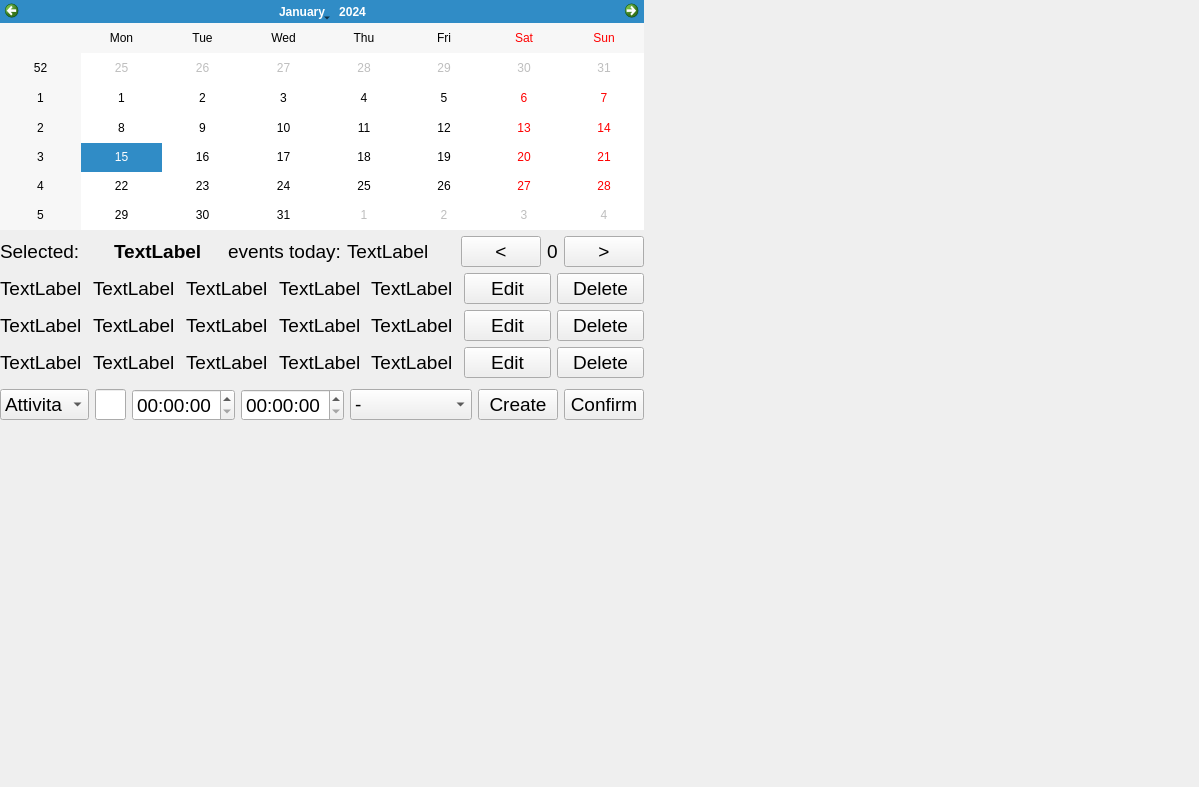
This is Calendar/calendar.ui in arcticronin/Qt-Calendar as Qt 5 draws it before an edit. The edited form follows.
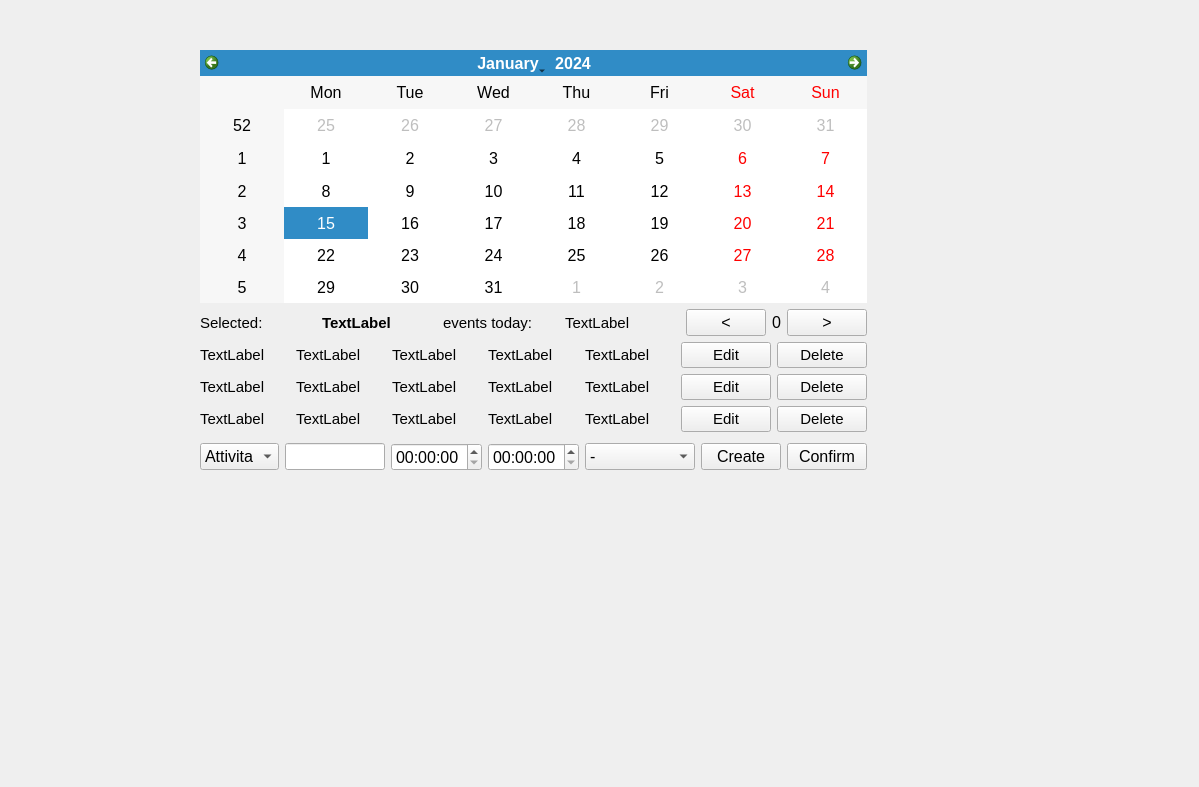
This is the edited form.

The edit to the form file:
```diff
--- a/Calendar/calendar.ui
+++ b/Calendar/calendar.ui
@@ -29,9 +29,9 @@
    <widget class="QWidget" name="verticalLayoutWidget">
     <property name="geometry">
      <rect>
-      <x>0</x>
-      <y>0</y>
-      <width>644</width>
+      <x>200</x>
+      <y>50</y>
+      <width>667</width>
       <height>441</height>
      </rect>
     </property>
@@ -47,6 +47,11 @@
          <verstretch>0</verstretch>
         </sizepolicy>
        </property>
+       <property name="font">
+        <font>
+         <pointsize>12</pointsize>
+        </font>
+       </property>
       </widget>
      </item>
      <item>
@@ -55,7 +60,7 @@
         <widget class="QLabel" name="label_2">
          <property name="font">
           <font>
-           <pointsize>14</pointsize>
+           <pointsize>11</pointsize>
           </font>
          </property>
          <property name="text">
@@ -73,7 +78,7 @@
          </property>
          <property name="font">
           <font>
-           <pointsize>14</pointsize>
+           <pointsize>11</pointsize>
            <bold>true</bold>
           </font>
          </property>
@@ -86,7 +91,7 @@
         <widget class="QLabel" name="label_vecSize_2">
          <property name="font">
           <font>
-           <pointsize>14</pointsize>
+           <pointsize>11</pointsize>
           </font>
          </property>
          <property name="text">
@@ -98,7 +103,7 @@
         <widget class="QLabel" name="label_vecSize">
          <property name="font">
           <font>
-           <pointsize>14</pointsize>
+           <pointsize>11</pointsize>
           </font>
          </property>
          <property name="text">
@@ -118,7 +123,7 @@
            </property>
            <property name="font">
             <font>
-             <pointsize>14</pointsize>
+             <pointsize>12</pointsize>
              <bold>false</bold>
             </font>
            </property>
@@ -131,7 +136,7 @@
           <widget class="QLabel" name="label_page">
            <property name="font">
             <font>
-             <pointsize>14</pointsize>
+             <pointsize>12</pointsize>
             </font>
            </property>
            <property name="text">
@@ -146,7 +151,7 @@
           <widget class="QPushButton" name="pushButton_nextPage">
            <property name="font">
             <font>
-             <pointsize>14</pointsize>
+             <pointsize>12</pointsize>
             </font>
            </property>
            <property name="text">
@@ -164,7 +169,7 @@
         <widget class="QLabel" name="label_tipo_1">
          <property name="font">
           <font>
-           <pointsize>14</pointsize>
+           <pointsize>11</pointsize>
           </font>
          </property>
          <property name="text">
@@ -182,7 +187,7 @@
          </property>
          <property name="font">
           <font>
-           <pointsize>14</pointsize>
+           <pointsize>11</pointsize>
           </font>
          </property>
          <property name="text">
@@ -194,7 +199,7 @@
         <widget class="QLabel" name="label_start_1">
          <property name="font">
           <font>
-           <pointsize>14</pointsize>
+           <pointsize>11</pointsize>
           </font>
          </property>
          <property name="text">
@@ -206,7 +211,7 @@
         <widget class="QLabel" name="label_end_1">
          <property name="font">
           <font>
-           <pointsize>14</pointsize>
+           <pointsize>11</pointsize>
           </font>
          </property>
          <property name="text">
@@ -218,7 +223,7 @@
         <widget class="QLabel" name="label_ripetizione_1">
          <property name="font">
           <font>
-           <pointsize>14</pointsize>
+           <pointsize>11</pointsize>
           </font>
          </property>
          <property name="text">
@@ -230,7 +235,7 @@
         <widget class="QPushButton" name="pushButton_edit_1">
          <property name="font">
           <font>
-           <pointsize>14</pointsize>
+           <pointsize>11</pointsize>
           </font>
          </property>
          <property name="text">
@@ -242,7 +247,7 @@
         <widget class="QPushButton" name="pushButton_delete_1">
          <property name="font">
           <font>
-           <pointsize>14</pointsize>
+           <pointsize>11</pointsize>
           </font>
          </property>
          <property name="text">
@@ -258,7 +263,7 @@
         <widget class="QLabel" name="label_tipo_2">
          <property name="font">
           <font>
-           <pointsize>14</pointsize>
+           <pointsize>11</pointsize>
           </font>
          </property>
          <property name="text">
@@ -270,7 +275,7 @@
         <widget class="QLabel" name="label_descrizione_2">
          <property name="font">
           <font>
-           <pointsize>14</pointsize>
+           <pointsize>11</pointsize>
           </font>
          </property>
          <property name="text">
@@ -282,7 +287,7 @@
         <widget class="QLabel" name="label_start_2">
          <property name="font">
           <font>
-           <pointsize>14</pointsize>
+           <pointsize>11</pointsize>
           </font>
          </property>
          <property name="text">
@@ -294,7 +299,7 @@
         <widget class="QLabel" name="label_end_2">
          <property name="font">
           <font>
-           <pointsize>14</pointsize>
+           <pointsize>11</pointsize>
           </font>
          </property>
          <property name="text">
@@ -306,7 +311,7 @@
         <widget class="QLabel" name="label_ripetizione_2">
          <property name="font">
           <font>
-           <pointsize>14</pointsize>
+           <pointsize>11</pointsize>
           </font>
          </property>
          <property name="text">
@@ -318,7 +323,7 @@
         <widget class="QPushButton" name="pushButton_edit_2">
          <property name="font">
           <font>
-           <pointsize>14</pointsize>
+           <pointsize>11</pointsize>
           </font>
          </property>
          <property name="text">
@@ -330,7 +335,7 @@
         <widget class="QPushButton" name="pushButton_delete_2">
          <property name="font">
           <font>
-           <pointsize>14</pointsize>
+           <pointsize>11</pointsize>
           </font>
          </property>
          <property name="text">
@@ -346,7 +351,7 @@
         <widget class="QLabel" name="label_tipo_3">
          <property name="font">
           <font>
-           <pointsize>14</pointsize>
+           <pointsize>11</pointsize>
           </font>
          </property>
          <property name="text">
@@ -358,7 +363,7 @@
         <widget class="QLabel" name="label_descrizione_3">
          <property name="font">
           <font>
-           <pointsize>14</pointsize>
+           <pointsize>11</pointsize>
           </font>
          </property>
          <property name="text">
@@ -370,7 +375,7 @@
         <widget class="QLabel" name="label_start_3">
          <property name="font">
           <font>
-           <pointsize>14</pointsize>
+           <pointsize>11</pointsize>
           </font>
          </property>
          <property name="text">
@@ -382,7 +387,7 @@
         <widget class="QLabel" name="label_end_3">
          <property name="font">
           <font>
-           <pointsize>14</pointsize>
+           <pointsize>11</pointsize>
           </font>
          </property>
          <property name="text">
@@ -394,7 +399,7 @@
         <widget class="QLabel" name="label_ripetizione_3">
          <property name="font">
           <font>
-           <pointsize>14</pointsize>
+           <pointsize>11</pointsize>
           </font>
          </property>
          <property name="text">
@@ -406,7 +411,7 @@
         <widget class="QPushButton" name="pushButton_edit_3">
          <property name="font">
           <font>
-           <pointsize>14</pointsize>
+           <pointsize>11</pointsize>
           </font>
          </property>
          <property name="text">
@@ -418,7 +423,7 @@
         <widget class="QPushButton" name="pushButton_delete_3">
          <property name="font">
           <font>
-           <pointsize>14</pointsize>
+           <pointsize>11</pointsize>
           </font>
          </property>
          <property name="text">
@@ -437,7 +442,7 @@
         <widget class="QComboBox" name="comboBox_evento">
          <property name="font">
           <font>
-           <pointsize>14</pointsize>
+           <pointsize>12</pointsize>
           </font>
          </property>
          <item>
@@ -454,9 +459,15 @@
        </item>
        <item>
         <widget class="QLineEdit" name="lineEdit">
+         <property name="minimumSize">
+          <size>
+           <width>100</width>
+           <height>0</height>
+          </size>
+         </property>
          <property name="font">
           <font>
-           <pointsize>14</pointsize>
+           <pointsize>12</pointsize>
           </font>
          </property>
         </widget>
@@ -465,7 +476,7 @@
         <widget class="QTimeEdit" name="timeEdit_start">
          <property name="font">
           <font>
-           <pointsize>14</pointsize>
+           <pointsize>12</pointsize>
           </font>
          </property>
         </widget>
@@ -474,7 +485,7 @@
         <widget class="QTimeEdit" name="timeEdit_end">
          <property name="font">
           <font>
-           <pointsize>14</pointsize>
+           <pointsize>12</pointsize>
           </font>
          </property>
         </widget>
@@ -483,7 +494,7 @@
         <widget class="QComboBox" name="comboBox_ripetizione">
          <property name="font">
           <font>
-           <pointsize>14</pointsize>
+           <pointsize>12</pointsize>
           </font>
          </property>
          <item>
@@ -512,7 +523,7 @@
         <widget class="QPushButton" name="pushButton">
          <property name="font">
           <font>
-           <pointsize>14</pointsize>
+           <pointsize>12</pointsize>
           </font>
          </property>
          <property name="text">
@@ -524,7 +535,7 @@
         <widget class="QPushButton" name="pushButton_confirm_edit">
          <property name="font">
           <font>
-           <pointsize>14</pointsize>
+           <pointsize>12</pointsize>
           </font>
          </property>
          <property name="text">
```
